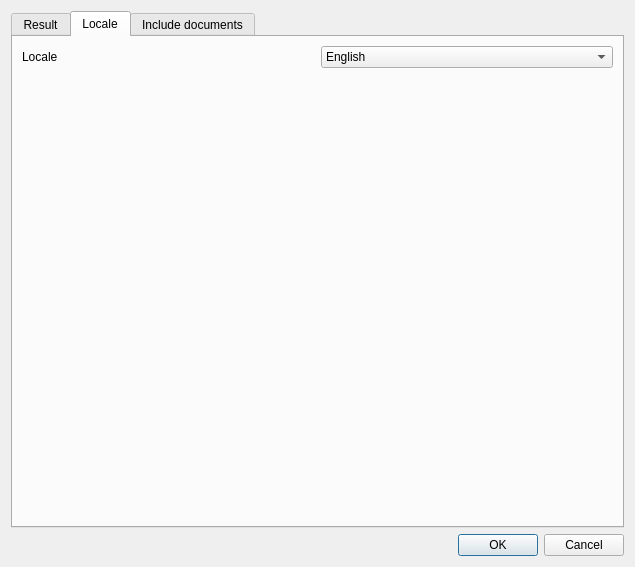
Above: src/properties_dialog.ui from denprog/yutovo-desktop before the change. Below: the same form after it.
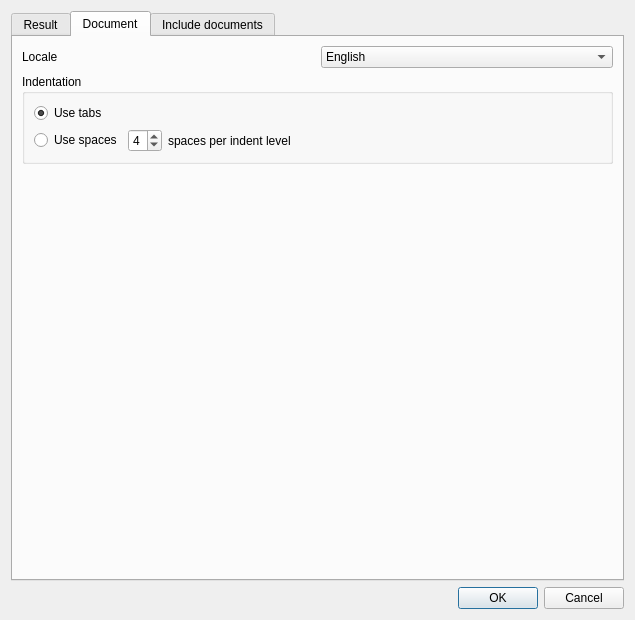
That is the form after the change. The open tabs and pages were chosen to show the change.

Commit message: Add tabs configuration.

What changed in the file:
```diff
--- a/src/properties_dialog.ui
+++ b/src/properties_dialog.ui
@@ -10,7 +10,7 @@
     <x>0</x>
     <y>0</y>
     <width>635</width>
-    <height>567</height>
+    <height>620</height>
    </rect>
   </property>
   <property name="sizePolicy">
@@ -43,7 +43,7 @@
      </widget>
      <widget class="QWidget" name="tab">
       <attribute name="title">
-       <string>Locale</string>
+       <string>Document</string>
       </attribute>
       <layout class="QVBoxLayout" name="verticalLayout">
        <item>
@@ -76,6 +76,72 @@
          </item>
         </layout>
        </item>
+       <item>
+        <widget class="QGroupBox" name="groupBoxIndentation">
+         <property name="title">
+          <string>Indentation</string>
+         </property>
+         <layout class="QVBoxLayout" name="verticalLayout_indent">
+          <item>
+           <widget class="QRadioButton" name="use_tabs">
+            <property name="text">
+             <string>Use tabs</string>
+            </property>
+            <property name="checked">
+             <bool>true</bool>
+            </property>
+           </widget>
+          </item>
+          <item>
+           <layout class="QHBoxLayout" name="horizontalLayout_spaces">
+            <item>
+             <widget class="QRadioButton" name="use_spaces">
+              <property name="text">
+               <string>Use spaces</string>
+              </property>
+             </widget>
+            </item>
+            <item>
+             <widget class="QSpinBox" name="indent_size">
+              <property name="minimum">
+               <number>2</number>
+              </property>
+              <property name="maximum">
+               <number>8</number>
+              </property>
+              <property name="singleStep">
+               <number>2</number>
+              </property>
+              <property name="value">
+               <number>4</number>
+              </property>
+             </widget>
+            </item>
+            <item>
+             <widget class="QLabel" name="label_spaces">
+              <property name="text">
+               <string>spaces per indent level</string>
+              </property>
+             </widget>
+            </item>
+            <item>
+             <spacer name="horizontalSpacer">
+              <property name="orientation">
+               <enum>Qt::Horizontal</enum>
+              </property>
+              <property name="sizeHint" stdset="0">
+               <size>
+                <width>40</width>
+                <height>20</height>
+               </size>
+              </property>
+             </spacer>
+            </item>
+           </layout>
+          </item>
+         </layout>
+        </widget>
+       </item>
        <item>
         <spacer name="verticalSpacer_2">
          <property name="orientation">
```
The commit also changes 3 other files.
